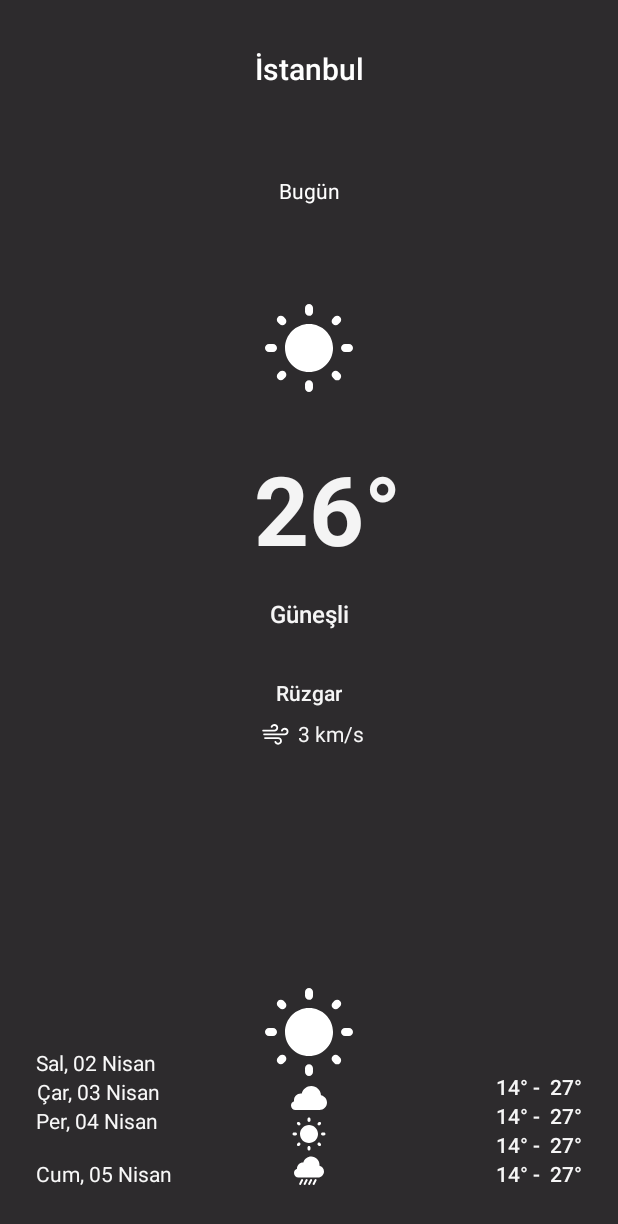
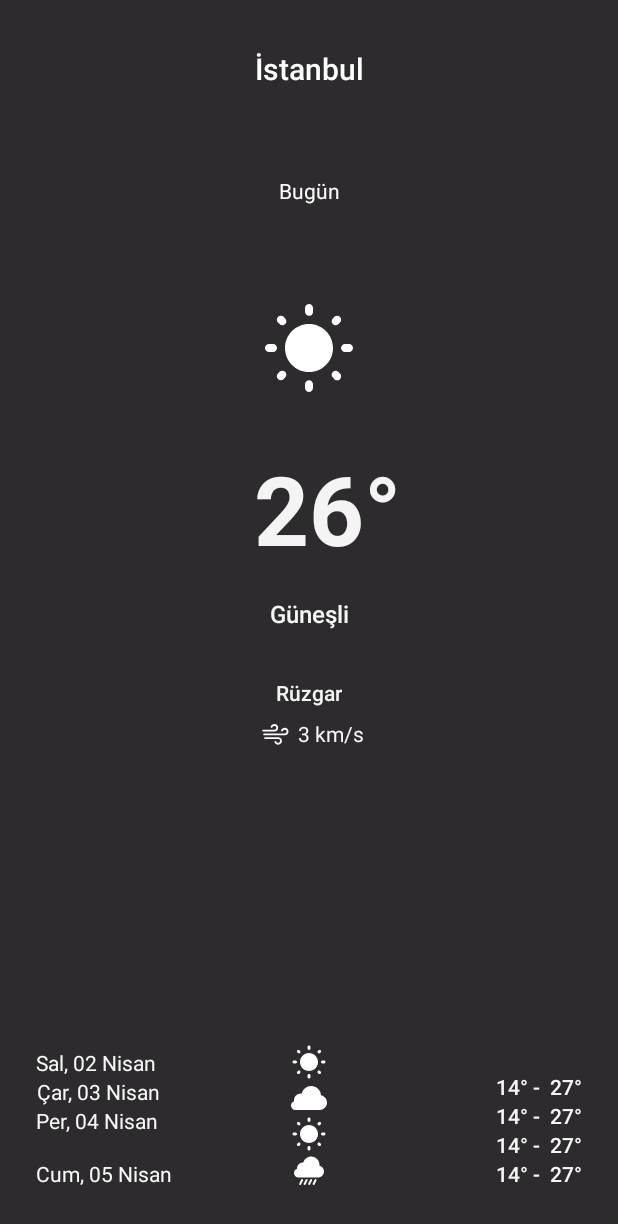
Before and after one commit to ranaturker/WeatherApp, an Android app: the screen it shows after launch (MainActivity), on a phone screen of 412 x 824 dp. Shown: the top 1224 px of the screen. Run offline under Robolectric (Android 15) with nearby library versions, the phone set to English and light mode, and no system bars.

Commit message:
Change icon size

```diff
--- a/app/src/main/res/drawable/ic_sunny_2.xml
+++ b/app/src/main/res/drawable/ic_sunny_2.xml
@@ -1,6 +1,6 @@
 <vector xmlns:android="http://schemas.android.com/apk/res/android"
-    android:width="64dp"
-    android:height="64dp"
+    android:width="24dp"
+    android:height="24dp"
     android:viewportWidth="24"
     android:viewportHeight="24">
   <path
--- a/app/src/main/res/layout/activity_main.xml
+++ b/app/src/main/res/layout/activity_main.xml
@@ -106,8 +106,8 @@
 
     <ImageView
         android:id="@+id/imageView2"
-        android:layout_width="wrap_content"
-        android:layout_height="wrap_content"
+        android:layout_width="@dimen/icon_size_large"
+        android:layout_height="@dimen/icon_size_large"
         android:layout_marginTop="64dp"
         android:layout_marginBottom="561dp"
         app:layout_constraintBottom_toBottomOf="parent"
--- a/app/src/main/res/values/dimen.xml
+++ b/app/src/main/res/values/dimen.xml
@@ -4,5 +4,5 @@
     <dimen name="margin_8">8dp</dimen>
     <dimen name="margin_16">16dp</dimen>
     <dimen name="margin_32">32dp</dimen>
-
+    <dimen name="icon_size_large">64dp</dimen>
 </resources>
```
